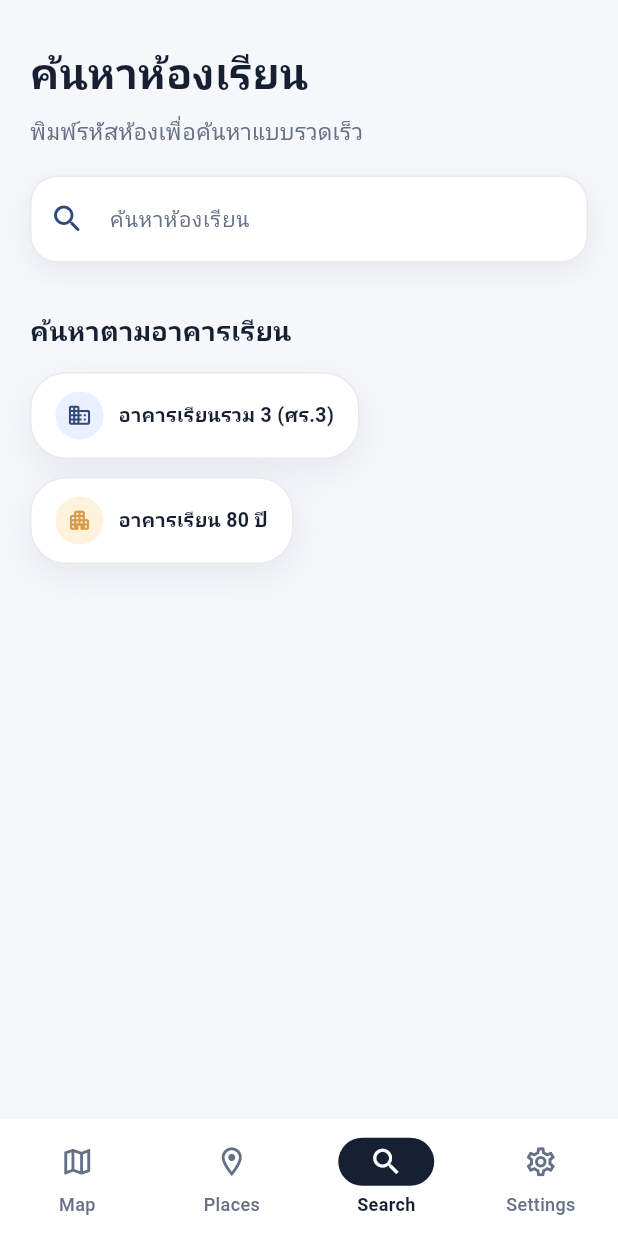
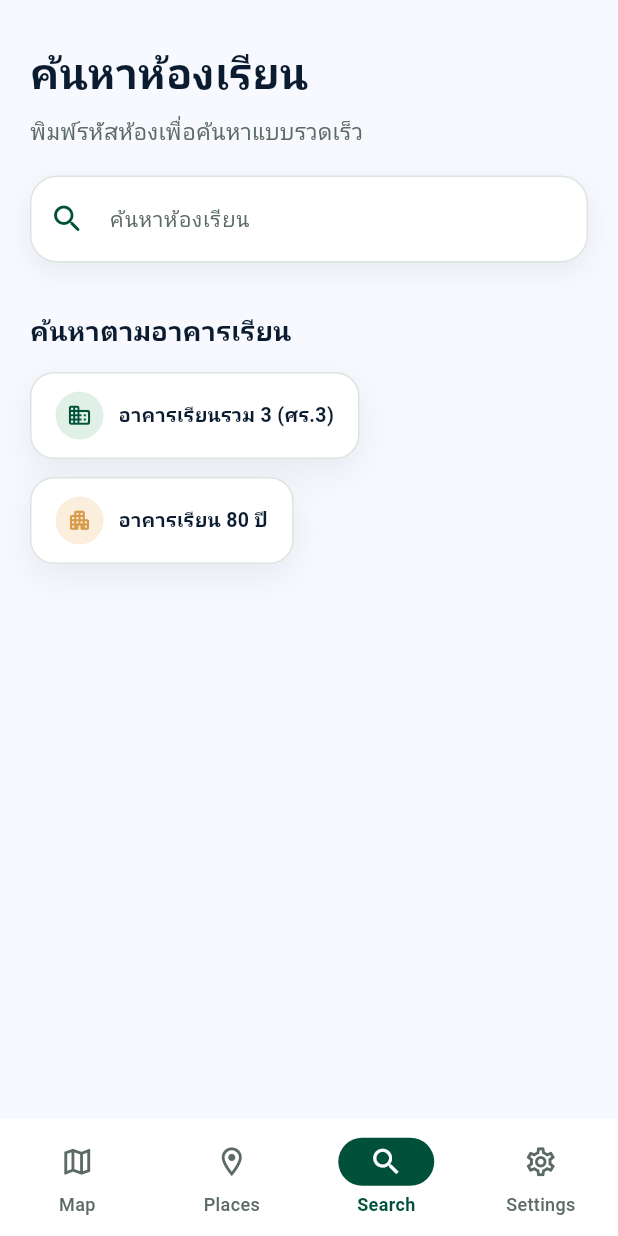
Before and after one commit to Nx7Kz/KPS-Classfinder, a Flutter app: the screen it shows after launch, on a phone screen of 412 x 824 dp. Run offline on Flutter 3.47's test engine with Material 3 defaults, Android fonts, the phone set to English and light mode, and no system bars; our stand-ins replace shared_preferences; network calls fail.

Commit message:
Restyle app theme to match MD3 green reference design
- Switch primary color from navy blue to a deep green (#00503A),
  keep the warm gold accent for contrast (favorites, pins, badges)
- Recolor background/surface/ink/muted/line tokens to a
  Material Design 3-inspired light palette
- Reduce card corner radius (24 -> 16) for a crisper look
- Add accentBorderCard() helper: card with a colored left accent
  bar, matching the reference's schedule-card style; applied it to
  room list items
- Update NavigationBar indicator/selected label to use the new
  primary color

Existing screens/features are unchanged - this only restyles what
already exists (ColorScheme.fromSeed cascades the new palette
through Material widgets automatically).

Co-Authored-By: Claude Sonnet 5 <noreply@anthropic.com>

```diff
--- a/flutter_application_1/lib/app_theme.dart
+++ b/flutter_application_1/lib/app_theme.dart
@@ -3,21 +3,23 @@ import 'package:flutter/material.dart';
 class AppColors {
   const AppColors._();
 
-  static const ink = Color(0xFF172033);
-  static const primary = Color(0xFF304B7A);
+  static const ink = Color(0xFF0B1C30);
+  static const primary = Color(0xFF00503A);
   static const accent = Color(0xFFD89B4A);
-  static const background = Color(0xFFF6F7FB);
+  static const background = Color(0xFFF8F9FF);
   static const surface = Colors.white;
-  static const muted = Color(0xFF667085);
-  static const line = Color(0xFFE7EAF0);
-  static const blueTint = Color(0xFFEAF0FF);
-  static const goldTint = Color(0xFFFFF2DC);
+  static const muted = Color(0xFF5B6B63);
+  static const line = Color(0xFFDBE5DE);
+  // ชื่อเดิมเป็น "โทนน้ำเงิน/ทอง" จากธีมก่อนหน้า ตอนนี้ใช้เป็นสี tint ของ
+  // primary/accent (เขียวเข้ม/ทอง) แทน คงชื่อไว้เพื่อไม่ต้องแก้ทุกจุดที่เรียกใช้
+  static const blueTint = Color(0xFFE1F0E7);
+  static const goldTint = Color(0xFFFBEEDC);
 }
 
 BoxDecoration appCardDecoration({Color color = AppColors.surface}) {
   return BoxDecoration(
     color: color,
-    borderRadius: BorderRadius.circular(24),
+    borderRadius: BorderRadius.circular(16),
     border: Border.all(color: AppColors.line),
     boxShadow: const [
       BoxShadow(
@@ -28,3 +30,32 @@ BoxDecoration appCardDecoration({Color color = AppColors.surface}) {
     ],
   );
 }
+
+/// การ์ดสไตล์มีแถบสีเน้นด้านซ้าย (เหมือนการ์ดตารางเรียนในดีไซน์อ้างอิง)
+Widget accentBorderCard({
+  required Widget child,
+  Color accentColor = AppColors.primary,
+  Color color = AppColors.surface,
+  EdgeInsetsGeometry padding = const EdgeInsets.all(16),
+}) {
+  return Container(
+    decoration: BoxDecoration(
+      color: color,
+      borderRadius: BorderRadius.circular(16),
+      border: Border.all(color: AppColors.line),
+      boxShadow: const [
+        BoxShadow(color: Color(0x120F172A), blurRadius: 20, offset: Offset(0, 8)),
+      ],
+    ),
+    clipBehavior: Clip.antiAlias,
+    child: IntrinsicHeight(
+      child: Row(
+        crossAxisAlignment: CrossAxisAlignment.stretch,
+        children: [
+          Container(width: 5, color: accentColor),
+          Expanded(child: Padding(padding: padding, child: child)),
+        ],
+      ),
+    ),
+  );
+}
--- a/flutter_application_1/lib/main.dart
+++ b/flutter_application_1/lib/main.dart
@@ -31,11 +31,11 @@ class MyApp extends StatelessWidget {
         navigationBarTheme: NavigationBarThemeData(
           height: 78,
           backgroundColor: AppColors.surface,
-          indicatorColor: AppColors.ink,
+          indicatorColor: AppColors.primary,
           labelTextStyle: WidgetStateProperty.resolveWith((states) {
             final selected = states.contains(WidgetState.selected);
             return TextStyle(
-              color: selected ? AppColors.ink : AppColors.muted,
+              color: selected ? AppColors.primary : AppColors.muted,
               fontWeight: selected ? FontWeight.w700 : FontWeight.w500,
               fontSize: 12,
             );
```
Also changed, not shown: flutter_application_1/lib/room_list_screen.dart (+5 -4 lines).
